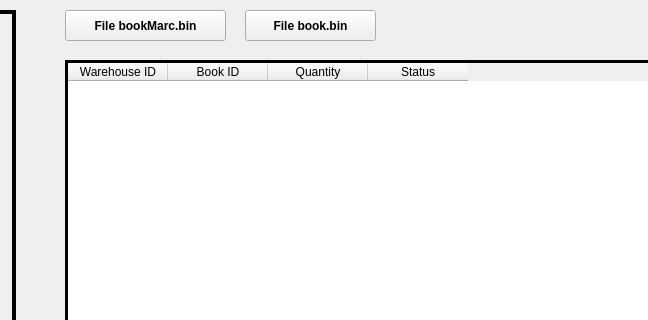
First picture: the form in ui/designer-files/mainwindow.ui, repository viciousircle/FINAL-huhuh, before the edit; both pictures show x 205 to 853 and y 0 to 320 of the 1379 by 623 pixel window.
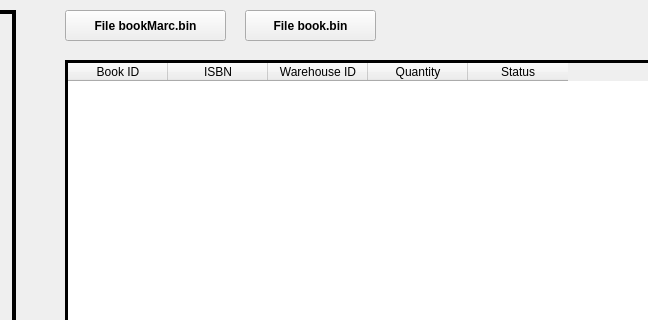
Second picture: the form after the edit. The open tabs and pages were chosen to show the change.

```diff
--- a/ui/designer-files/mainwindow.ui
+++ b/ui/designer-files/mainwindow.ui
@@ -80,16 +80,21 @@
         <attribute name="verticalHeaderVisible">
          <bool>false</bool>
         </attribute>
+        <column>
+         <property name="text">
+          <string>Book ID</string>
+         </property>
+        </column>
+        <column>
+         <property name="text">
+          <string>ISBN</string>
+         </property>
+        </column>
         <column>
          <property name="text">
           <string>Warehouse ID</string>
          </property>
         </column>
-        <column>
-         <property name="text">
-          <string>Book ID</string>
-         </property>
-        </column>
         <column>
          <property name="text">
           <string>Quantity</string>
```
Left out of the diff: 91 changed lines with no effect on the pictures.
